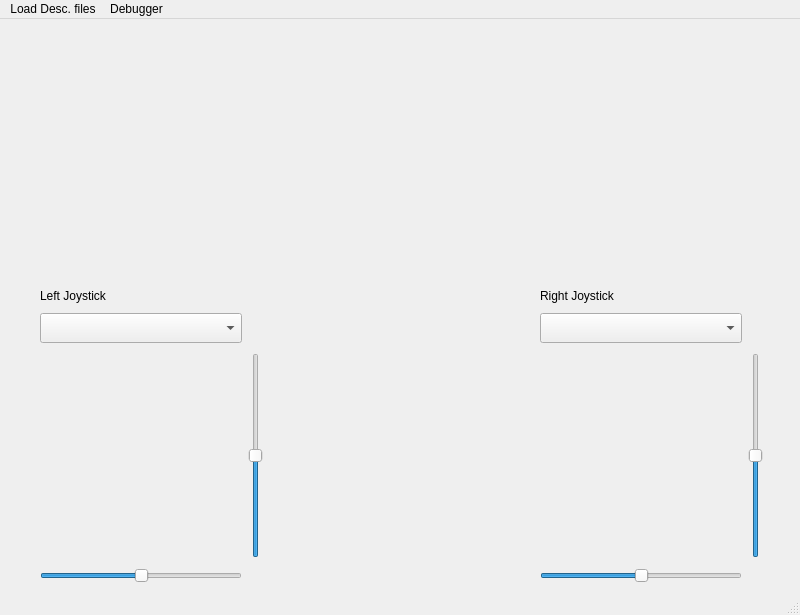
Old version of the form ControllerWindow.ui in the repository PITECH-MIS/MIS-Pilot.
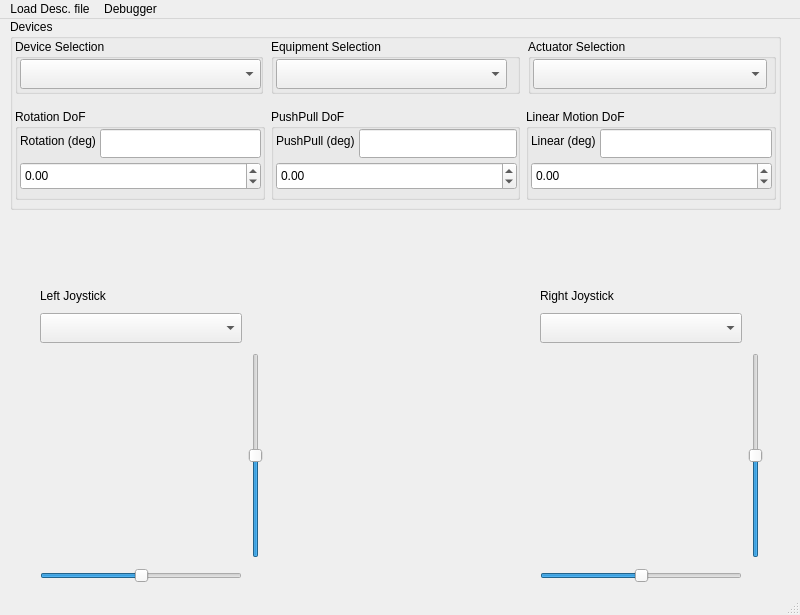
New version of the form. Custom widgets are drawn as their Qt base class.

```diff
--- a/ControllerWindow.ui
+++ b/ControllerWindow.ui
@@ -240,6 +240,524 @@
      </item>
     </layout>
    </widget>
+   <widget class="QWidget" name="verticalLayoutWidget">
+    <property name="geometry">
+     <rect>
+      <x>10</x>
+      <y>0</y>
+      <width>771</width>
+      <height>271</height>
+     </rect>
+    </property>
+    <layout class="QVBoxLayout" name="verticalLayout">
+     <item>
+      <widget class="QGroupBox" name="groupBox">
+       <property name="title">
+        <string>Devices</string>
+       </property>
+       <widget class="QWidget" name="verticalLayoutWidget_2">
+        <property name="geometry">
+         <rect>
+          <x>0</x>
+          <y>20</y>
+          <width>771</width>
+          <height>161</height>
+         </rect>
+        </property>
+        <layout class="QVBoxLayout" name="verticalLayout_2">
+         <item>
+          <layout class="QGridLayout" name="gridLayout">
+           <property name="leftMargin">
+            <number>5</number>
+           </property>
+           <property name="rightMargin">
+            <number>5</number>
+           </property>
+           <property name="bottomMargin">
+            <number>5</number>
+           </property>
+           <property name="spacing">
+            <number>8</number>
+           </property>
+           <item row="0" column="2">
+            <widget class="QGroupBox" name="groupBox_5">
+             <property name="sizePolicy">
+              <sizepolicy hsizetype="Preferred" vsizetype="Fixed">
+               <horstretch>0</horstretch>
+               <verstretch>0</verstretch>
+              </sizepolicy>
+             </property>
+             <property name="minimumSize">
+              <size>
+               <width>0</width>
+               <height>55</height>
+              </size>
+             </property>
+             <property name="maximumSize">
+              <size>
+               <width>16777215</width>
+               <height>55</height>
+              </size>
+             </property>
+             <property name="title">
+              <string>Actuator Selection</string>
+             </property>
+             <widget class="QWidget" name="horizontalLayoutWidget_4">
+              <property name="geometry">
+               <rect>
+                <x>0</x>
+                <y>10</y>
+                <width>241</width>
+                <height>51</height>
+               </rect>
+              </property>
+              <layout class="QHBoxLayout" name="horizontalLayout_4">
+               <property name="leftMargin">
+                <number>5</number>
+               </property>
+               <property name="topMargin">
+                <number>0</number>
+               </property>
+               <property name="rightMargin">
+                <number>2</number>
+               </property>
+               <property name="bottomMargin">
+                <number>0</number>
+               </property>
+               <item>
+                <widget class="QComboBox" name="actuatorSelectComboBox">
+                 <property name="minimumSize">
+                  <size>
+                   <width>0</width>
+                   <height>30</height>
+                  </size>
+                 </property>
+                 <property name="maximumSize">
+                  <size>
+                   <width>16777215</width>
+                   <height>30</height>
+                  </size>
+                 </property>
+                </widget>
+               </item>
+              </layout>
+             </widget>
+            </widget>
+           </item>
+           <item row="0" column="1">
+            <widget class="QGroupBox" name="groupBox_4">
+             <property name="sizePolicy">
+              <sizepolicy hsizetype="Preferred" vsizetype="Fixed">
+               <horstretch>0</horstretch>
+               <verstretch>0</verstretch>
+              </sizepolicy>
+             </property>
+             <property name="minimumSize">
+              <size>
+               <width>0</width>
+               <height>55</height>
+              </size>
+             </property>
+             <property name="maximumSize">
+              <size>
+               <width>16777215</width>
+               <height>55</height>
+              </size>
+             </property>
+             <property name="title">
+              <string>Equipment Selection</string>
+             </property>
+             <widget class="QWidget" name="horizontalLayoutWidget_3">
+              <property name="geometry">
+               <rect>
+                <x>0</x>
+                <y>10</y>
+                <width>241</width>
+                <height>51</height>
+               </rect>
+              </property>
+              <layout class="QHBoxLayout" name="horizontalLayout_3">
+               <property name="leftMargin">
+                <number>5</number>
+               </property>
+               <property name="topMargin">
+                <number>0</number>
+               </property>
+               <property name="rightMargin">
+                <number>5</number>
+               </property>
+               <property name="bottomMargin">
+                <number>0</number>
+               </property>
+               <item>
+                <widget class="QComboBox" name="equipmentSelectComboBox">
+                 <property name="minimumSize">
+                  <size>
+                   <width>0</width>
+                   <height>30</height>
+                  </size>
+                 </property>
+                 <property name="maximumSize">
+                  <size>
+                   <width>16777215</width>
+                   <height>30</height>
+                  </size>
+                 </property>
+                </widget>
+               </item>
+              </layout>
+             </widget>
+            </widget>
+           </item>
+           <item row="0" column="0">
+            <widget class="QGroupBox" name="groupBox_2">
+             <property name="sizePolicy">
+              <sizepolicy hsizetype="Preferred" vsizetype="Fixed">
+               <horstretch>0</horstretch>
+               <verstretch>0</verstretch>
+              </sizepolicy>
+             </property>
+             <property name="minimumSize">
+              <size>
+               <width>0</width>
+               <height>55</height>
+              </size>
+             </property>
+             <property name="maximumSize">
+              <size>
+               <width>16777215</width>
+               <height>55</height>
+              </size>
+             </property>
+             <property name="title">
+              <string>Device Selection</string>
+             </property>
+             <widget class="QWidget" name="horizontalLayoutWidget">
+              <property name="geometry">
+               <rect>
+                <x>0</x>
+                <y>10</y>
+                <width>251</width>
+                <height>51</height>
+               </rect>
+              </property>
+              <layout class="QHBoxLayout" name="horizontalLayout">
+               <property name="leftMargin">
+                <number>5</number>
+               </property>
+               <property name="topMargin">
+                <number>0</number>
+               </property>
+               <property name="rightMargin">
+                <number>5</number>
+               </property>
+               <property name="bottomMargin">
+                <number>0</number>
+               </property>
+               <item>
+                <widget class="QComboBox" name="deviceSelectComboBox">
+                 <property name="minimumSize">
+                  <size>
+                   <width>0</width>
+                   <height>30</height>
+                  </size>
+                 </property>
+                 <property name="maximumSize">
+                  <size>
+                   <width>16777215</width>
+                   <height>30</height>
+                  </size>
+                 </property>
+                </widget>
+               </item>
+              </layout>
+             </widget>
+            </widget>
+           </item>
+          </layout>
+         </item>
+         <item>
+          <layout class="QVBoxLayout" name="verticalLayout_3">
+           <property name="leftMargin">
+            <number>5</number>
+           </property>
+           <property name="rightMargin">
+            <number>5</number>
+           </property>
+           <item>
+            <layout class="QGridLayout" name="gridLayout_4">
+             <property name="topMargin">
+              <number>4</number>
+             </property>
+             <item row="0" column="1">
+              <widget class="QGroupBox" name="groupBox_7">
+               <property name="title">
+                <string>PushPull DoF</string>
+               </property>
+               <widget class="QWidget" name="verticalLayoutWidget_5">
+                <property name="geometry">
+                 <rect>
+                  <x>0</x>
+                  <y>20</y>
+                  <width>251</width>
+                  <height>61</height>
+                 </rect>
+                </property>
+                <layout class="QVBoxLayout" name="verticalLayout_6">
+                 <property name="spacing">
+                  <number>4</number>
+                 </property>
+                 <property name="leftMargin">
+                  <number>5</number>
+                 </property>
+                 <property name="rightMargin">
+                  <number>5</number>
+                 </property>
+                 <item>
+                  <layout class="QFormLayout" name="formLayout_3">
+                   <item row="0" column="0">
+                    <widget class="QLabel" name="label_5">
+                     <property name="text">
+                      <string>PushPull (deg)</string>
+                     </property>
+                    </widget>
+                   </item>
+                   <item row="0" column="1">
+                    <widget class="QLineEdit" name="panelPushPullLineEdit">
+                     <property name="sizePolicy">
+                      <sizepolicy hsizetype="Expanding" vsizetype="Expanding">
+                       <horstretch>0</horstretch>
+                       <verstretch>0</verstretch>
+                      </sizepolicy>
+                     </property>
+                     <property name="mouseTracking">
+                      <bool>false</bool>
+                     </property>
+                     <property name="focusPolicy">
+                      <enum>Qt::FocusPolicy::NoFocus</enum>
+                     </property>
+                     <property name="contextMenuPolicy">
+                      <enum>Qt::ContextMenuPolicy::NoContextMenu</enum>
+                     </property>
+                     <property name="readOnly">
+                      <bool>true</bool>
+                     </property>
+                    </widget>
+                   </item>
+                  </layout>
+                 </item>
+                 <item>
+                  <widget class="QDoubleSpinBox" name="panelPushPullSpinBox">
+                   <property name="sizePolicy">
+                    <sizepolicy hsizetype="Minimum" vsizetype="Expanding">
+                     <horstretch>0</horstretch>
+                     <verstretch>0</verstretch>
+                    </sizepolicy>
+                   </property>
+                   <property name="minimum">
+                    <double>-3600.000000000000000</double>
+                   </property>
+                   <property name="maximum">
+                    <double>3600.000000000000000</double>
+                   </property>
+                  </widget>
+                 </item>
+                </layout>
+               </widget>
+              </widget>
+             </item>
+             <item row="0" column="0">
+              <widget class="QGroupBox" name="groupBox_6">
+               <property name="sizePolicy">
+                <sizepolicy hsizetype="Preferred" vsizetype="Preferred">
+                 <horstretch>0</horstretch>
+                 <verstretch>0</verstretch>
+                </sizepolicy>
+               </property>
+               <property name="title">
+                <string>Rotation DoF</string>
+               </property>
+               <widget class="QWidget" name="verticalLayoutWidget_4">
+                <property name="geometry">
+                 <rect>
+                  <x>0</x>
+                  <y>20</y>
+                  <width>251</width>
+                  <height>61</height>
+                 </rect>
+                </property>
+                <layout class="QVBoxLayout" name="verticalLayout_4">
+                 <property name="spacing">
+                  <number>4</number>
+                 </property>
+                 <property name="leftMargin">
+                  <number>5</number>
+                 </property>
+                 <property name="rightMargin">
+                  <number>5</number>
+                 </property>
+                 <item>
+                  <layout class="QFormLayout" name="formLayout">
+                   <item row="0" column="0">
+                    <widget class="QLabel" name="label_3">
+                     <property name="text">
+                      <string>Rotation (deg)</string>
+                     </property>
+                    </widget>
+                   </item>
+                   <item row="0" column="1">
+                    <widget class="QLineEdit" name="panelRotationLineEdit">
+                     <property name="sizePolicy">
+                      <sizepolicy hsizetype="Expanding" vsizetype="Expanding">
+                       <horstretch>0</horstretch>
+                       <verstretch>0</verstretch>
+                      </sizepolicy>
+                     </property>
+                     <property name="mouseTracking">
+                      <bool>false</bool>
+                     </property>
+                     <property name="focusPolicy">
+                      <enum>Qt::FocusPolicy::NoFocus</enum>
+                     </property>
+                     <property name="contextMenuPolicy">
+                      <enum>Qt::ContextMenuPolicy::NoContextMenu</enum>
+                     </property>
+                     <property name="readOnly">
+                      <bool>true</bool>
+                     </property>
+                    </widget>
+                   </item>
+                  </layout>
+                 </item>
+                 <item>
+                  <widget class="QDoubleSpinBox" name="panelRotationSpinBox">
+                   <property name="sizePolicy">
+                    <sizepolicy hsizetype="Minimum" vsizetype="Expanding">
+                     <horstretch>0</horstretch>
+                     <verstretch>0</verstretch>
+                    </sizepolicy>
+                   </property>
+                   <property name="minimum">
+                    <double>-3600.000000000000000</double>
+                   </property>
+                   <property name="maximum">
+                    <double>3600.000000000000000</double>
+                   </property>
+                   <property name="singleStep">
+                    <double>5.000000000000000</double>
+                   </property>
+                  </widget>
+                 </item>
+                </layout>
+               </widget>
+              </widget>
+             </item>
+             <item row="0" column="2">
+              <widget class="QGroupBox" name="groupBox_8">
+               <property name="title">
+                <string>Linear Motion DoF</string>
+               </property>
+               <widget class="QWidget" name="verticalLayoutWidget_6">
+                <property name="geometry">
+                 <rect>
+                  <x>0</x>
+                  <y>20</y>
+                  <width>251</width>
+                  <height>61</height>
+                 </rect>
+                </property>
+                <layout class="QVBoxLayout" name="verticalLayout_7">
+                 <property name="spacing">
+                  <number>4</number>
+                 </property>
+                 <property name="leftMargin">
+                  <number>5</number>
+                 </property>
+                 <property name="rightMargin">
+                  <number>5</number>
+                 </property>
+                 <item>
+                  <layout class="QFormLayout" name="formLayout_4">
+                   <item row="0" column="0">
+                    <widget class="QLabel" name="label_6">
+                     <property name="text">
+                      <string>Linear (deg)</string>
+                     </property>
+                    </widget>
+                   </item>
+                   <item row="0" column="1">
+                    <widget class="QLineEdit" name="panelLinearLineEdit">
+                     <property name="sizePolicy">
+                      <sizepolicy hsizetype="Expanding" vsizetype="Expanding">
+                       <horstretch>0</horstretch>
+                       <verstretch>0</verstretch>
+                      </sizepolicy>
+                     </property>
+                     <property name="mouseTracking">
+                      <bool>false</bool>
+                     </property>
+                     <property name="focusPolicy">
+                      <enum>Qt::FocusPolicy::NoFocus</enum>
+                     </property>
+                     <property name="contextMenuPolicy">
+                      <enum>Qt::ContextMenuPolicy::NoContextMenu</enum>
+                     </property>
+                     <property name="readOnly">
+                      <bool>true</bool>
+                     </property>
+                    </widget>
+                   </item>
+                  </layout>
+                 </item>
+                 <item>
+                  <widget class="QDoubleSpinBox" name="panelLinearSpinBox">
+                   <property name="sizePolicy">
+                    <sizepolicy hsizetype="Minimum" vsizetype="Expanding">
+                     <horstretch>0</horstretch>
+                     <verstretch>0</verstretch>
+                    </sizepolicy>
+                   </property>
+                   <property name="minimum">
+                    <double>-3600.000000000000000</double>
+                   </property>
+                   <property name="maximum">
+                    <double>3600.000000000000000</double>
+                   </property>
+                   <property name="singleStep">
+                    <double>36.000000000000000</double>
+                   </property>
+                  </widget>
+                 </item>
+                </layout>
+               </widget>
+              </widget>
+             </item>
+            </layout>
+           </item>
+          </layout>
+         </item>
+        </layout>
+       </widget>
+      </widget>
+     </item>
+     <item>
+      <spacer name="verticalSpacer">
+       <property name="orientation">
+        <enum>Qt::Orientation::Vertical</enum>
+       </property>
+       <property name="sizeType">
+        <enum>QSizePolicy::Policy::Fixed</enum>
+       </property>
+       <property name="sizeHint" stdset="0">
+        <size>
+         <width>20</width>
+         <height>80</height>
+        </size>
+       </property>
+      </spacer>
+     </item>
+    </layout>
+   </widget>
   </widget>
   <widget class="QMenuBar" name="menubar">
    <property name="geometry">
@@ -247,12 +765,12 @@
      <x>0</x>
      <y>0</y>
      <width>800</width>
-     <height>21</height>
+     <height>17</height>
     </rect>
    </property>
    <widget class="QMenu" name="menuLoadDescFiles">
     <property name="title">
-     <string>Load Desc. files</string>
+     <string>Load Desc. file</string>
     </property>
    </widget>
    <widget class="QMenu" name="menuDebugger">
```
